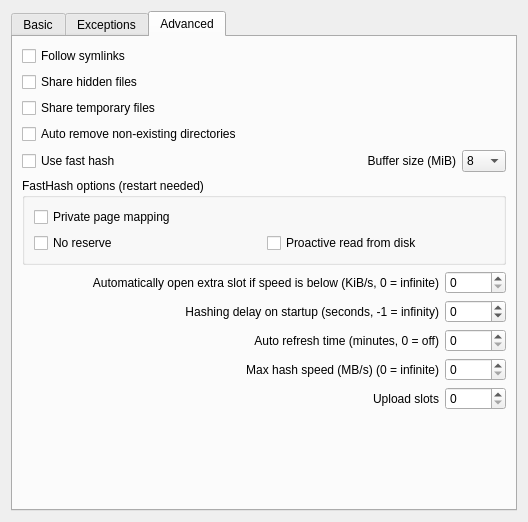
This is eiskaltdcpp-qt/ui/UISettingsSharing.ui in eiskaltdcpp/eiskaltdcpp as Qt 5 draws it before an edit. The edited form follows.
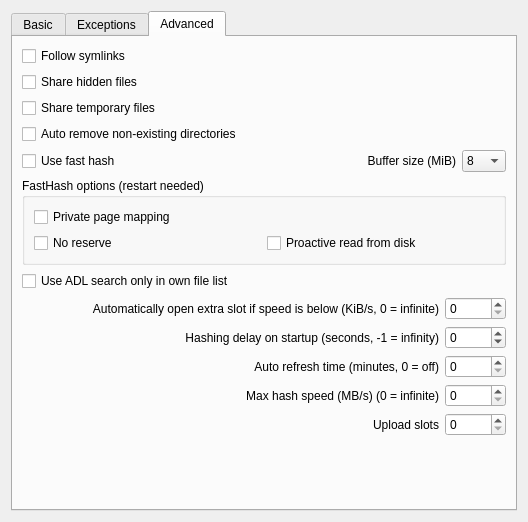
This is the edited form. The open tabs and pages were chosen to show the change.

Commit message: QT UI: issue 1315

```diff
--- a/eiskaltdcpp-qt/ui/UISettingsSharing.ui
+++ b/eiskaltdcpp-qt/ui/UISettingsSharing.ui
@@ -366,6 +366,13 @@
          </layout>
         </widget>
        </item>
+       <item>
+        <widget class="QCheckBox" name="checkBox_USE_ADL_ONLY_OWN_LIST">
+         <property name="text">
+          <string>Use ADL search only in own file list</string>
+         </property>
+        </widget>
+       </item>
        <item>
         <layout class="QGridLayout" name="gridLayout_3">
          <item row="0" column="0">
```
The commit also changes 1 other file.
